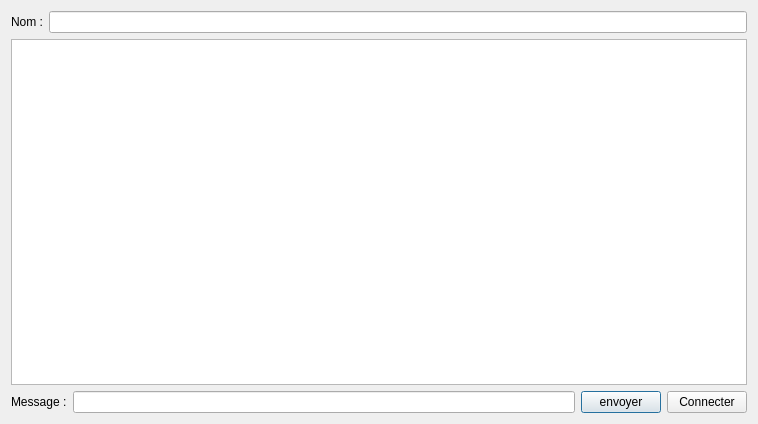
Before: the Qt Designer form messengerclient.ui in nefissaKhiari/Smart_Plolice_Station, drawn with Qt 5.
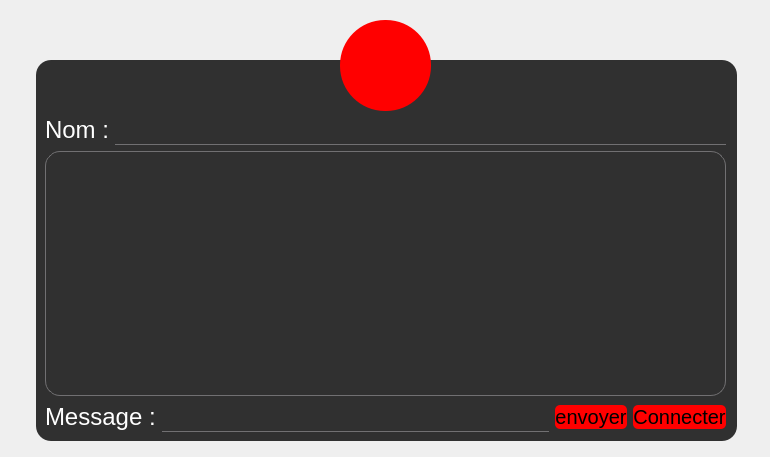
After: the same form once the commit is applied. Icons and pictures are not drawn.

The edit to the form file:
```diff
--- a/messengerclient.ui
+++ b/messengerclient.ui
@@ -6,18 +6,111 @@
    <rect>
     <x>0</x>
     <y>0</y>
-    <width>758</width>
-    <height>424</height>
+    <width>770</width>
+    <height>457</height>
    </rect>
   </property>
   <property name="windowTitle">
    <string>Dialog</string>
   </property>
-  <layout class="QVBoxLayout" name="verticalLayout">
-   <item>
+  <property name="styleSheet">
+   <string notr="true">*{
+}
+
+#MessengerClient{
+	background: url(:/Recources/Images/background.PNG);
+}
+
+QLabel{
+	background: transparent;
+	font-size: 24px;
+	color: white;
+}
+
+QFrame{
+	background: rgba(0, 0, 0, 0.8);
+	border-radius: 15px;
+}
+
+QStackedWidget{
+	background: trasnparent;
+}
+
+QToolButton{
+	font-size: 24px;
+	background: red;
+	border-radius: 45px;
+}
+
+QPushButton:hover{
+	background: #ff9999;
+}
+
+QComboBox{
+	font-size: 24px;
+}
+
+QLineEdit{
+	font-size: 24px;
+	background: transparent;
+	border: none;
+	color: white;;
+	border-bottom: 1px solid #717072;
+}
+
+QTextEdit{
+	font-size: 18px;
+	background: transparent;
+	border: 1px solid #717072;
+	color: white;
+}
+
+QMessageBox QLabel{
+	background: transparent;
+	color: black;
+}</string>
+  </property>
+  <widget class="QFrame" name="frame">
+   <property name="geometry">
+    <rect>
+     <x>36</x>
+     <y>60</y>
+     <width>701</width>
+     <height>381</height>
+    </rect>
+   </property>
+   <property name="styleSheet">
+    <string notr="true">QPushButton{
+	font-size: 20px;
+	background: red;
+	border-radius: 5px;
+}
+
+QPushButton:hover{
+	background: #ff9999;
+}</string>
+   </property>
+   <property name="frameShape">
+    <enum>QFrame::StyledPanel</enum>
+   </property>
+   <property name="frameShadow">
+    <enum>QFrame::Raised</enum>
+   </property>
+   <widget class="QWidget" name="">
+    <property name="geometry">
+     <rect>
+      <x>9</x>
+      <y>53</y>
+      <width>681</width>
+      <height>34</height>
+     </rect>
+    </property>
     <layout class="QHBoxLayout" name="horizontalLayout_2">
      <item>
       <widget class="QLabel" name="label">
+       <property name="styleSheet">
+        <string notr="true">background: transparent;</string>
+       </property>
        <property name="text">
         <string>Nom :</string>
        </property>
@@ -27,14 +120,38 @@
       <widget class="QLineEdit" name="NomAgent"/>
      </item>
     </layout>
-   </item>
-   <item>
-    <widget class="QTextEdit" name="textEdit"/>
-   </item>
-   <item>
+   </widget>
+   <widget class="QTextEdit" name="textEdit">
+    <property name="enabled">
+     <bool>false</bool>
+    </property>
+    <property name="geometry">
+     <rect>
+      <x>9</x>
+      <y>91</y>
+      <width>681</width>
+      <height>245</height>
+     </rect>
+    </property>
+    <property name="cursor" stdset="0">
+     <cursorShape>IBeamCursor</cursorShape>
+    </property>
+   </widget>
+   <widget class="QWidget" name="">
+    <property name="geometry">
+     <rect>
+      <x>9</x>
+      <y>340</y>
+      <width>681</width>
+      <height>34</height>
+     </rect>
+    </property>
     <layout class="QHBoxLayout" name="horizontalLayout">
      <item>
       <widget class="QLabel" name="label_2">
+       <property name="styleSheet">
+        <string notr="true">background: transparent;</string>
+       </property>
        <property name="text">
         <string>Message :</string>
        </property>
@@ -58,8 +175,31 @@
       </widget>
      </item>
     </layout>
-   </item>
-  </layout>
+   </widget>
+  </widget>
+  <widget class="QToolButton" name="toolButton">
+   <property name="geometry">
+    <rect>
+     <x>340</x>
+     <y>20</y>
+     <width>91</width>
+     <height>91</height>
+    </rect>
+   </property>
+   <property name="text">
+    <string/>
+   </property>
+   <property name="icon">
+    <iconset resource="Recources.qrc">
+     <normaloff>:/Recources/Images/live-chat.png</normaloff>:/Recources/Images/live-chat.png</iconset>
+   </property>
+   <property name="iconSize">
+    <size>
+     <width>45</width>
+     <height>45</height>
+    </size>
+   </property>
+  </widget>
  </widget>
  <resources/>
  <connections/>
```
Left out of the diff: 10 changed lines with no effect on the pictures.
